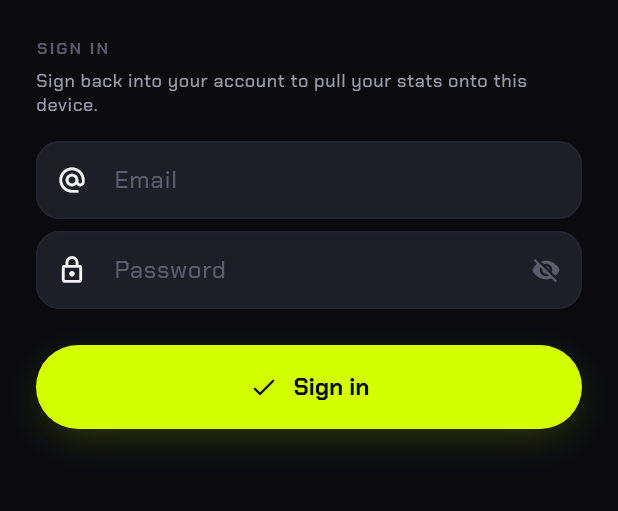
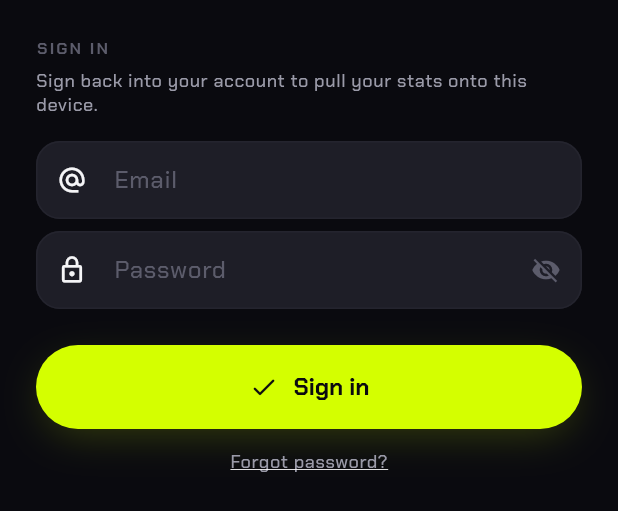
Before and after one commit to ImranJeferly/ironlog, a Flutter app: the AccountSheet widget shown alone on an empty page, opened directly with empty values, on a phone screen of 412 x 824 dp. Shown: the top 511 px of the screen. Run offline on Flutter 3.47's test engine with Material 3 defaults, Android fonts, the phone set to English and light mode, and no system bars; our stand-ins replace cloud_firestore, connectivity_plus, drift, drift_flutter, firebase_auth, firebase_core and 8 more; missing offline and left inert: health; accounts and stored records are empty; generated files the repository leaves out were written again; network calls fail.

Commit message:
Fix account UI not updating after link; add password reset
- The account card watched authStateChanges, which never fires when the
  anonymous user is linked to an email credential - creating an account
  looked like it did nothing. Switched to userChanges so the card flips
  to the signed-in state immediately.
- Sign-in sheet gains a "Forgot password?" link that emails a reset
  link, with inline success/error feedback.

(The stranded anonymous account's workout - Pull, 2026-07-22, 20 sets -
plus its PRs and metrics were migrated server-side into the
imranjeferly@gmail.com account with bumped updatedAt stamps, so the
device pulls them on its next sync.)

Co-Authored-By: Claude Fable 5 <noreply@anthropic.com>

```diff
--- a/lib/features/settings/account_sheet.dart
+++ b/lib/features/settings/account_sheet.dart
@@ -35,6 +35,7 @@ class _AccountSheetState extends ConsumerState<AccountSheet> {
   bool _busy = false;
   bool _obscure = true;
   String? _error;
+  String? _info;
 
   @override
   void dispose() {
@@ -58,6 +59,7 @@ class _AccountSheetState extends ConsumerState<AccountSheet> {
     setState(() {
       _busy = true;
       _error = null;
+      _info = null;
     });
 
     final auth = ref.read(authServiceProvider);
@@ -82,6 +84,32 @@ class _AccountSheetState extends ConsumerState<AccountSheet> {
     await sync.sync();
 
     if (mounted) Navigator.of(context).pop(true);
+  }
+
+  Future<void> _resetPassword() async {
+    final email = _email.text.trim();
+    if (email.isEmpty || !email.contains('@')) {
+      setState(() {
+        _error = 'Enter your email above first, then tap Forgot password.';
+        _info = null;
+      });
+      return;
+    }
+    setState(() {
+      _busy = true;
+      _error = null;
+      _info = null;
+    });
+    final error =
+        await ref.read(authServiceProvider).sendPasswordReset(email);
+    if (!mounted) return;
+    setState(() {
+      _busy = false;
+      _error = error;
+      _info = error == null
+          ? 'Reset link sent to $email — set a new password, then sign in.'
+          : null;
+    });
   }
 
   @override
@@ -153,6 +181,15 @@ class _AccountSheetState extends ConsumerState<AccountSheet> {
                   ),
                 ),
               ],
+              if (_info != null) ...[
+                const SizedBox(height: AppSpacing.sm),
+                Text(
+                  _info!,
+                  style: theme.textTheme.bodySmall?.copyWith(
+                    color: AppColors.volt,
+                  ),
+                ),
+              ],
               const SizedBox(height: AppSpacing.lg),
               VoltButton(
                 label: _busy
@@ -161,6 +198,25 @@ class _AccountSheetState extends ConsumerState<AccountSheet> {
                 icon: Icons.check_rounded,
                 onPressed: _busy ? null : _submit,
               ),
+              if (!widget.createMode) ...[
+                const SizedBox(height: AppSpacing.sm),
+                Center(
+                  child: GestureDetector(
+                    behavior: HitTestBehavior.opaque,
+                    onTap: _busy ? null : _resetPassword,
+                    child: Padding(
+                      padding: const EdgeInsets.all(6),
+                      child: Text(
+                        'Forgot password?',
+                        style: theme.textTheme.bodySmall?.copyWith(
+                          color: AppColors.textSecondary,
+                          decoration: TextDecoration.underline,
+                        ),
+                      ),
+                    ),
+                  ),
+                ),
+              ],
             ],
           ),
         ),
```
Also changed, not shown: lib/data/sync/auth_service.dart (+19 -1 lines).
